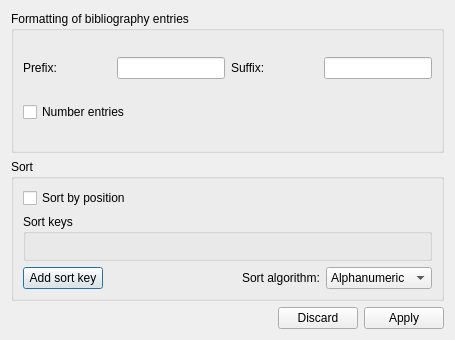
Old version of the form plugins/textshape/dialogs/BibliographyConfigureDialog.ui in the repository KDE/calligra.
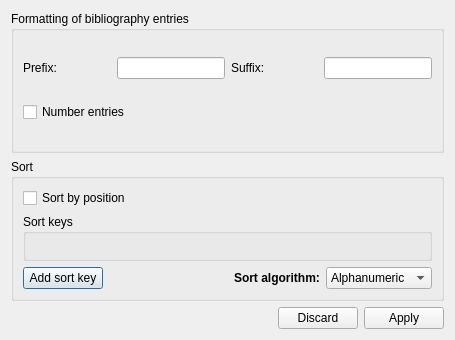
New version of the form.

Commit message: adding default sort key "identifier" when no sortKeys available

The edit to the form file:
```diff
--- a/plugins/textshape/dialogs/BibliographyConfigureDialog.ui
+++ b/plugins/textshape/dialogs/BibliographyConfigureDialog.ui
@@ -121,6 +121,12 @@
          <layout class="QHBoxLayout" name="horizontalLayout_2">
           <item>
            <widget class="QLabel" name="sortAlgorithmLabel">
+            <property name="font">
+             <font>
+              <weight>75</weight>
+              <bold>true</bold>
+             </font>
+            </property>
             <property name="text">
              <string>Sort algorithm:</string>
             </property>
```
Left out of the diff: 3 changed lines with no effect on the pictures. The commit also changes 2 other files.
